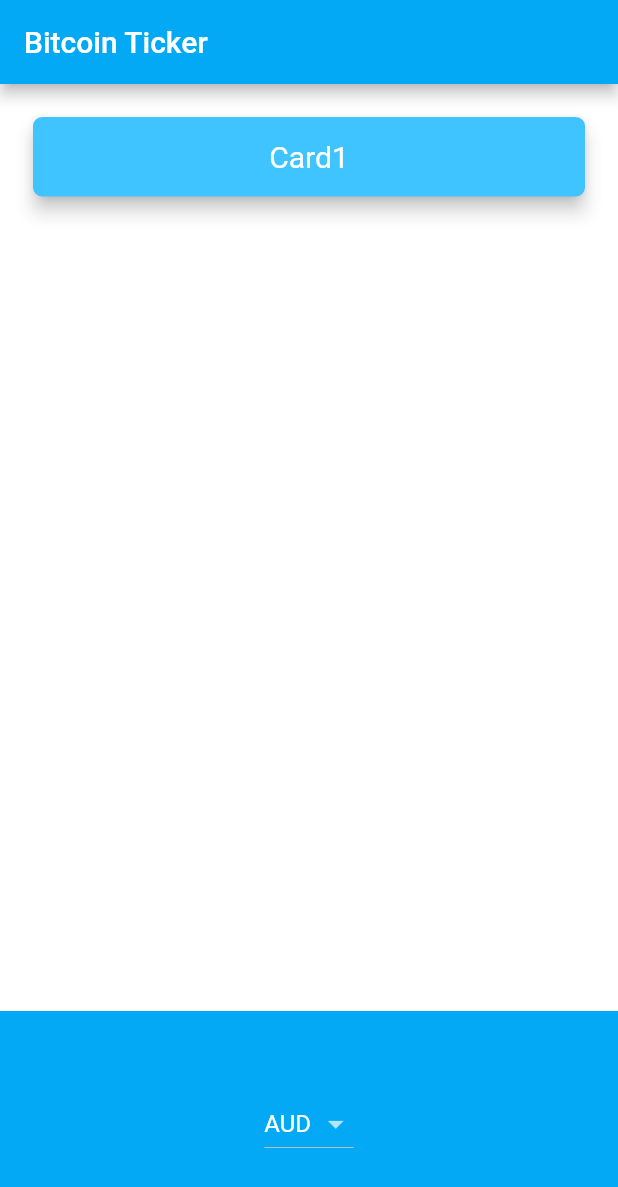
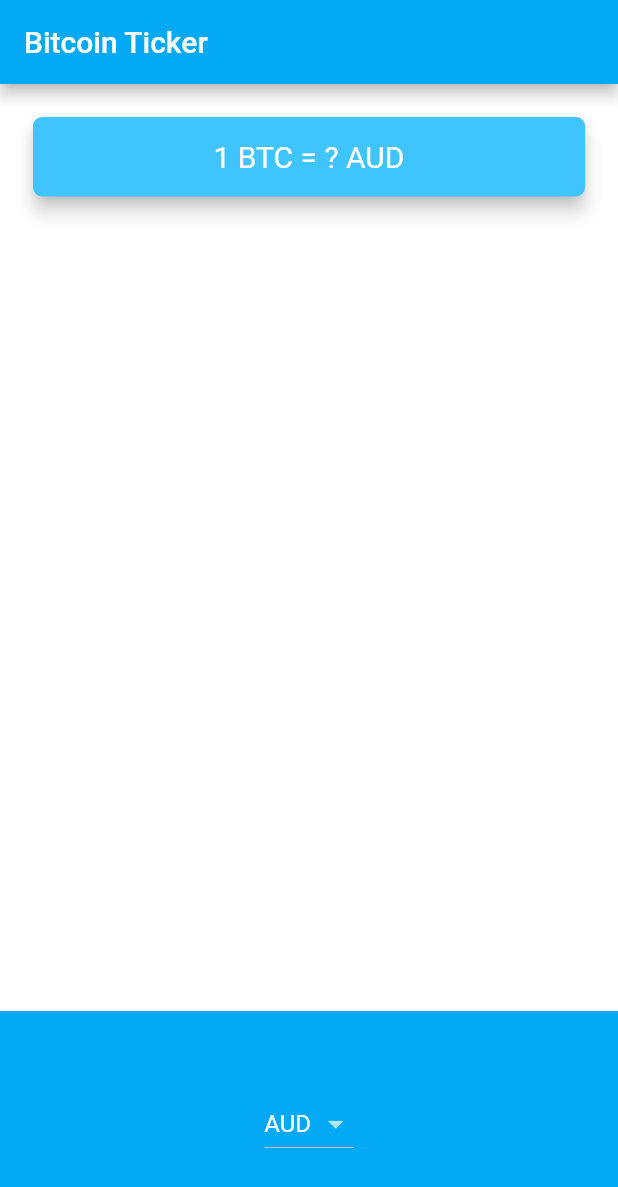
Before and after one commit to haroonkhan9426/bitcoinTicker, a Flutter app: the screen it shows after launch, on a phone screen of 412 x 824 dp. Shown: the top 1187 px of the screen. Run offline on Flutter 3.47's test engine with Material 2 defaults, Android fonts, the phone set to English and light mode, and no system bars.

Commit message:
Network helper(http), jsonDecoding and Price updating is successfully implemented(Bronz challage done)

```diff
--- /dev/null
+++ b/lib/custom_widgets/coinPriceCard.dart
@@ -0,0 +1,35 @@
+import 'package:flutter/material.dart';
+
+class CoinPriceCard extends StatelessWidget {
+  final String coinType;
+  final String currencyType;
+  final String coinInCurrency;
+
+  CoinPriceCard({this.coinType, this.currencyType, this.coinInCurrency});
+
+  @override
+  Widget build(BuildContext context) {
+    return Padding(
+      padding: const EdgeInsets.all(18.0),
+      child: Card(
+        color: Colors.lightBlueAccent,
+        elevation: 5.0,
+        shape: RoundedRectangleBorder(
+          borderRadius: BorderRadius.circular(6.0),
+        ),
+        child: Padding(
+          padding: const EdgeInsets.all(15.0),
+          child: Text(
+            '1 $coinType = $coinInCurrency $currencyType',
+            //'Coin1',
+            textAlign: TextAlign.center,
+            style: TextStyle(
+              color: Colors.white,
+              fontSize: 20.0,
+            ),
+          ),
+        ),
+      ),
+    );
+  }
+}
--- a/lib/pages/home-page.dart
+++ b/lib/pages/home-page.dart
@@ -2,6 +2,8 @@ import 'package:flutter/material.dart';
 import 'package:bitcoin_ticker/data/coin-data.dart';
 import 'dart:io' show Platform;
 import 'package:flutter/cupertino.dart';
+import 'package:bitcoin_ticker/custom_widgets/coinPriceCard.dart';
+import 'package:bitcoin_ticker/services/network.dart';
 
 class HomePage extends StatefulWidget {
   @override
@@ -9,7 +11,9 @@ class HomePage extends StatefulWidget {
 }
 
 class _HomePageState extends State<HomePage> {
-  String dropDownVal = currenciesList.first;
+  String selectedCurrency = currenciesList.first;
+  String selectedCoin = cryptoList.first;
+  String selectedPrice = '?';
 
   @override
   Widget build(BuildContext context) {
@@ -22,27 +26,10 @@ class _HomePageState extends State<HomePage> {
           mainAxisAlignment: MainAxisAlignment.spaceBetween,
           crossAxisAlignment: CrossAxisAlignment.stretch,
           children: <Widget>[
-            Padding(
-              padding: const EdgeInsets.all(18.0),
-              child: Card(
-                color: Colors.lightBlueAccent,
-                elevation: 5.0,
-                shape: RoundedRectangleBorder(
-                  borderRadius: BorderRadius.circular(6.0),
-                ),
-                child: Padding(
-                  padding: const EdgeInsets.all(15.0),
-                  child: Text(
-                    'Card1',
-                    textAlign: TextAlign.center,
-                    style: TextStyle(
-                      color: Colors.white,
-                      fontSize: 20.0,
-                    ),
-                  ),
-                ),
-              ),
-            ),
+            CoinPriceCard(
+                currencyType: selectedCurrency,
+                coinType: selectedCoin,
+                coinInCurrency: selectedPrice),
             Container(
               height: 150.0,
               alignment: Alignment.center,
@@ -60,7 +47,7 @@ class _HomePageState extends State<HomePage> {
     return CupertinoPicker(
       itemExtent: 30.0,
       onSelectedItemChanged: (val) {
-        dropDownVal = currenciesList[val];
+        selectedCurrency = currenciesList[val];
       },
       children: currenciesList.map((currency) => Text(currency)).toList(),
     );
@@ -68,10 +55,14 @@ class _HomePageState extends State<HomePage> {
 
   DropdownButton getAndroidDropdown() {
     return DropdownButton(
-      value: dropDownVal,
-      onChanged: (newVal) {
+      value: selectedCurrency,
+      onChanged: (newVal) async {
+        String url = 'https://apiv2.bitcoinaverage.com/indices/global/ticker/$selectedCoin$selectedCurrency';
+        String price = await NetworkHelper(url: url).getDataPrice();
+
         setState(() {
-          dropDownVal = newVal;
+          selectedCurrency = newVal;
+          selectedPrice = price;
         });
       },
       items: currenciesList
@@ -80,4 +71,8 @@ class _HomePageState extends State<HomePage> {
           .toList(),
     );
   }
+
+  void updatePrice(String currency) async {
+
+  }
 }
```
Also changed, not shown: lib/services/network.dart (+26 -0 lines).
